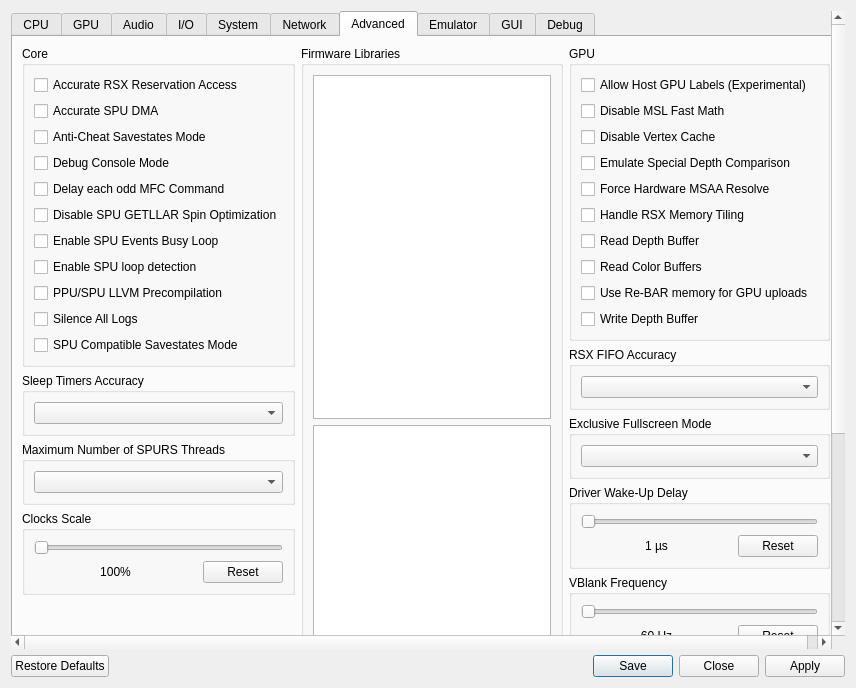
Qt form rpcs3/rpcs3qt/settings_dialog.ui (RPCS3/rpcs3) before a commit.
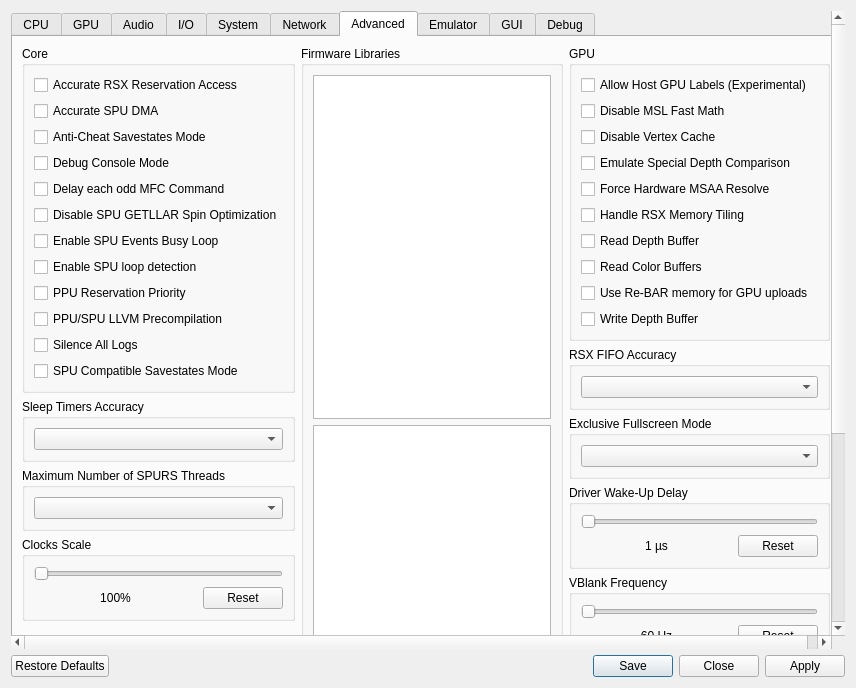
The same form after that commit. The open tabs and pages were chosen to show the change. Icons and pictures are not drawn.

Commit message: SPU/PPU: Implement PPU reservation priority over SPUs

```diff
--- a/rpcs3/rpcs3qt/settings_dialog.ui
+++ b/rpcs3/rpcs3qt/settings_dialog.ui
@@ -2519,6 +2519,13 @@
                  </property>
                 </widget>
                </item>
+               <item>
+                <widget class="QCheckBox" name="ppuReservationPrority">
+                 <property name="text">
+                  <string>PPU Reservation Priority</string>
+                 </property>
+                </widget>
+               </item>
                <item>
                 <widget class="QCheckBox" name="llvmPrecompilation">
                  <property name="text">
```
The commit also changes 7 other files.
